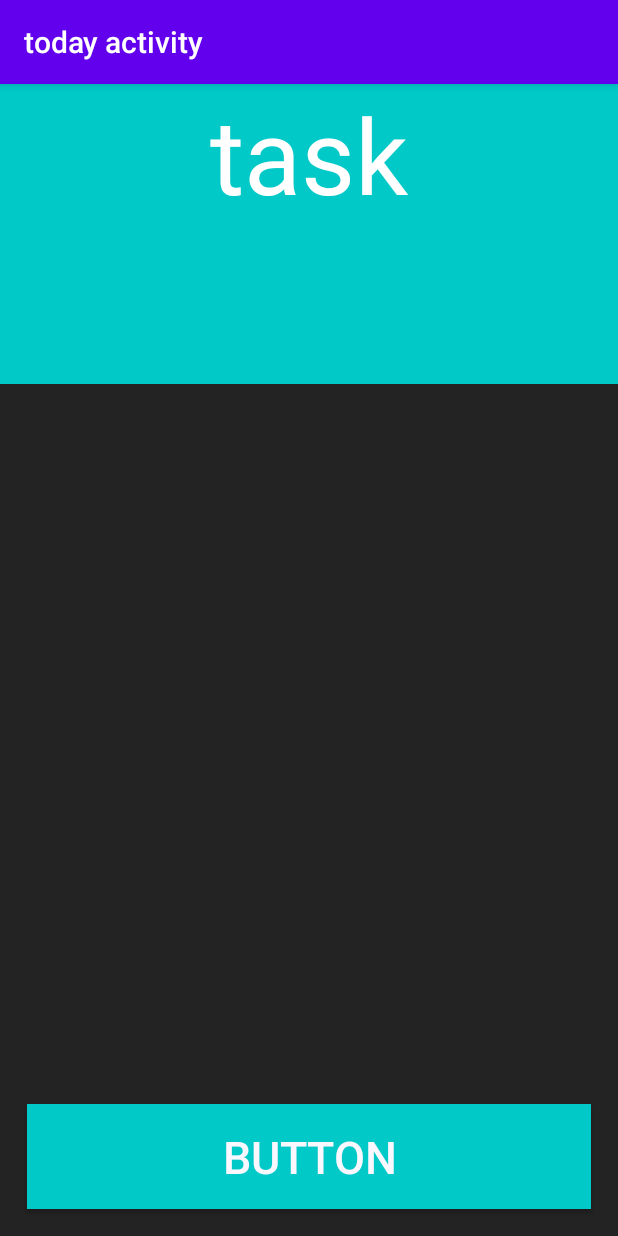
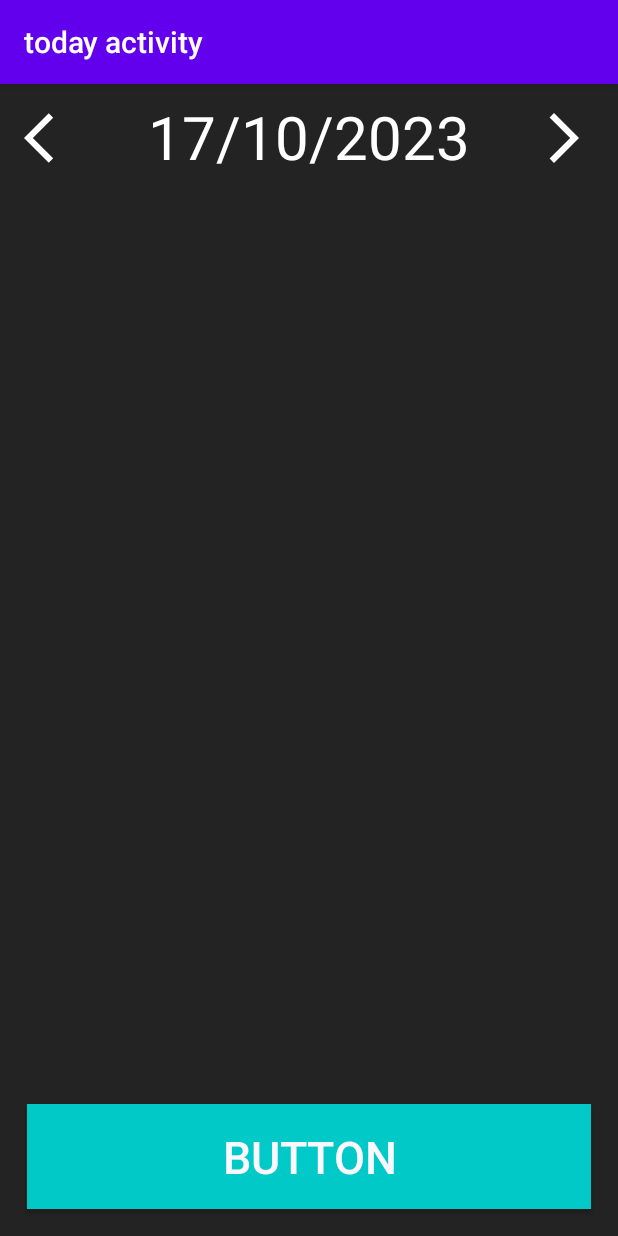
Before and after one commit to saurabhAgrawalGit/todayactivity, an Android app: the screen it shows after launch (MainActivity), on a phone screen of 412 x 824 dp. Run offline under Robolectric (Android 15) with nearby library versions, the light colour scheme and no system bars; our stand-ins replace Room's generated code.

Commit message:
date feature are add in this

```diff
--- a/app/src/main/java/com/example/todayactivity/MainActivity.java
+++ b/app/src/main/java/com/example/todayactivity/MainActivity.java
@@ -13,31 +13,52 @@ import android.content.Intent;
 import android.os.Bundle;
 import android.view.View;
 import android.widget.Button;
+import android.widget.ImageButton;
 import android.widget.TextView;
 
+import java.text.ParseException;
+import java.text.SimpleDateFormat;
 import java.util.ArrayList;
+import java.util.Calendar;
+import java.util.Date;
+import java.util.List;
 
 public class MainActivity extends AppCompatActivity {
     RecyclerView recyclerView;
     Button button;
+    ImageButton pre , next;
+    TextView date_cur;
+    String currentDateAndTime;
     public TaskAdapter taskAdapter;
     TaskDatabase taskDatabase;
 
     TextView balance, income, expense;
     public ArrayList<TaskTable> TaskArrayList  = new ArrayList<>();
+    public ArrayList<TaskTable> ListByDate  = new ArrayList<>();
 
 
     @Override
     protected void onCreate(Bundle savedInstanceState) {
         super.onCreate(savedInstanceState);
         setContentView(R.layout.activity_main);
-         recyclerView = findViewById(R.id.recycler);
+        date_cur=findViewById(R.id.textView);
+        pre=findViewById(R.id.datepre);
+        next=findViewById(R.id.datenex);
+        SimpleDateFormat sdf = new SimpleDateFormat("dd/MM/yyyy");
+
+        // on below line we are creating a variable
+        // for current date and time and calling a simple date format in it.
+
+         currentDateAndTime = sdf.format(new Date());
+
+        date_cur.setText(currentDateAndTime);
+        recyclerView = findViewById(R.id.recycler);
          button= findViewById(R.id.btn);
         taskDatabase= Room.databaseBuilder(
                         getApplicationContext(),
                         TaskDatabase.class,
                         "ContactDB")
-                .allowMainThreadQueries()
+                .allowMainThreadQueries().fallbackToDestructiveMigration()
                 .build();
 
         TaskArrayList.addAll(taskDatabase.getTaskDAO().getContacts());
@@ -46,6 +67,46 @@ public class MainActivity extends AppCompatActivity {
         recyclerView.setLayoutManager(layoutManager);
         recyclerView.setItemAnimator(new DefaultItemAnimator());
         recyclerView.setAdapter(taskAdapter);
+
+        pre.setOnClickListener(new View.OnClickListener() {
+            @Override
+            public void onClick(View v) {
+                try {
+                    Date date = sdf.parse(currentDateAndTime);
+                    Calendar c = Calendar.getInstance();
+                    c.setTime(date);
+
+
+                    c.add(Calendar.DATE, -1);
+                    currentDateAndTime = sdf.format(c.getTime());
+                } catch (ParseException e) {
+                    e.printStackTrace();
+                }
+                date_cur.setText(currentDateAndTime);
+                setRecyclerViewByDate();
+            }
+        });
+
+
+
+        next.setOnClickListener(new View.OnClickListener() {
+            @Override
+            public void onClick(View v) {
+                try {
+                    Date date = sdf.parse(currentDateAndTime);
+                    Calendar c = Calendar.getInstance();
+                    c.setTime(date);
+
+
+                    c.add(Calendar.DATE, 1);
+                    currentDateAndTime = sdf.format(c.getTime());
+                } catch (ParseException e) {
+                    e.printStackTrace();
+                }
+                date_cur.setText(currentDateAndTime);
+                setRecyclerViewByDate();
+            }
+        });
 
          button.setOnClickListener(new View.OnClickListener() {
              @Override
@@ -78,4 +139,21 @@ public class MainActivity extends AppCompatActivity {
 //        balance_amount();
 //        expenseAdapter.notifyDataSetChanged();
     }
+    public  void setRecyclerViewByDate()
+    {
+
+        ListByDate.removeAll(ListByDate);
+        for(int i =0 ; i<TaskArrayList.size();i++)
+        {
+            if(currentDateAndTime.equals(TaskArrayList.get(i).getDate()))
+            {
+                ListByDate.add(TaskArrayList.get(i));
+            }
+        }
+        taskAdapter = new TaskAdapter( ListByDate,MainActivity.this);
+        recyclerView.setAdapter(taskAdapter);
+        taskAdapter.notifyDataSetChanged();
+
+
+    }
 }
--- a/app/src/main/java/com/example/todayactivity/TaskDatabase.java
+++ b/app/src/main/java/com/example/todayactivity/TaskDatabase.java
@@ -3,7 +3,7 @@ package com.example.todayactivity;
 import androidx.room.Database;
 import androidx.room.RoomDatabase;
 
-@Database( entities ={ TaskTable.class },version = 1)
+@Database( entities ={ TaskTable.class },version = 2)
 public  abstract class TaskDatabase extends RoomDatabase {
     public  abstract TaskDao getTaskDAO();
 }
--- /dev/null
+++ b/app/src/main/res/drawable/datenext.xml
@@ -0,0 +1,5 @@
+<vector android:autoMirrored="true" android:height="24dp"
+    android:tint="#FFFFFF" android:viewportHeight="24"
+    android:viewportWidth="24" android:width="24dp" xmlns:android="http://schemas.android.com/apk/res/android">
+    <path android:fillColor="@android:color/white" android:pathData="M6.23,20.23l1.77,1.77l10,-10l-10,-10l-1.77,1.77l8.23,8.23z"/>
+</vector>
--- /dev/null
+++ b/app/src/main/res/drawable/datepre.xml
@@ -0,0 +1,5 @@
+<vector android:autoMirrored="true" android:height="24dp"
+    android:tint="#FFFFFF" android:viewportHeight="24"
+    android:viewportWidth="24" android:width="24dp" xmlns:android="http://schemas.android.com/apk/res/android">
+    <path android:fillColor="@android:color/white" android:pathData="M11.67,3.87L9.9,2.1 0,12l9.9,9.9 1.77,-1.77L3.54,12z"/>
+</vector>
--- a/app/src/main/res/layout/activity_main.xml
+++ b/app/src/main/res/layout/activity_main.xml
@@ -9,21 +9,49 @@
     >
 
 
+    <ImageButton
+
+        android:id="@+id/datepre"
+        android:layout_width="40dp"
+        android:layout_height="40dp"
+        android:layout_marginStart="16dp"
+        android:layout_marginTop="16dp"
+        android:background="@drawable/datepre"
+        app:layout_constraintStart_toStartOf="parent"
+        app:layout_constraintTop_toTopOf="parent">
+
+    </ImageButton>
+
+
     <TextView
         android:id="@+id/textView"
-        android:layout_width="match_parent"
-        android:layout_height="200dp"
+        android:layout_width="wrap_content"
+        android:layout_height="wrap_content"
+        android:gravity="center"
+        android:layout_marginTop="8dp"
 
-        android:background="#00C9C8"
-        android:gravity="top|center"
-        android:padding="0dp"
+
+
+
+        android:text="task"
         android:textColor="@color/white"
-        android:text="task"
-        android:textSize="70dp"
+        android:textSize="40dp"
         app:layout_constraintEnd_toEndOf="parent"
+
         app:layout_constraintStart_toStartOf="parent"
         app:layout_constraintTop_toTopOf="parent" />
 
+    <ImageButton
+        android:id="@+id/datenex"
+        android:layout_width="40dp"
+        android:layout_height="40dp"
+        android:layout_marginTop="16dp"
+        android:layout_marginEnd="16dp"
+        android:background="@drawable/datenext"
+        app:layout_constraintEnd_toEndOf="parent"
+        app:layout_constraintTop_toTopOf="parent">
+
+    </ImageButton>
 
     <androidx.recyclerview.widget.RecyclerView
         android:id="@+id/recycler"
@@ -33,13 +61,12 @@
         android:paddingBottom="50dp"
 
 
-
-
-
         app:layout_constraintBottom_toTopOf="@+id/btn"
         app:layout_constraintEnd_toEndOf="parent"
+        app:layout_constraintHorizontal_bias="0.0"
         app:layout_constraintStart_toStartOf="parent"
-        app:layout_constraintTop_toBottomOf="@+id/textView" />
+        app:layout_constraintTop_toBottomOf="@+id/textView"
+        app:layout_constraintVertical_bias="0.0" />
 
     <Button
         android:id="@+id/btn"
```
Also changed, not shown: app/src/main/java/com/example/todayactivity/TaskTable.java (+21 -1 lines), app/src/main/java/com/example/todayactivity/add_task.java (+19 -7 lines).
